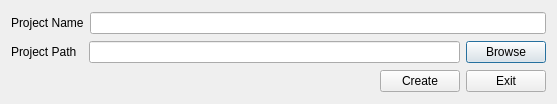
The window that Interface/createnewproject.ui (TimeToStop/QtBrowser) describes before a commit, drawn with Qt 5.
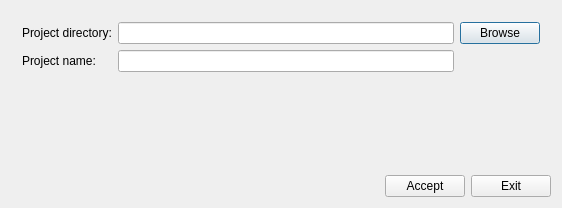
The same window after the commit.

```diff
--- a/Interface/createnewproject.ui
+++ b/Interface/createnewproject.ui
@@ -6,8 +6,8 @@
    <rect>
     <x>0</x>
     <y>0</y>
-    <width>557</width>
-    <height>104</height>
+    <width>562</width>
+    <height>208</height>
    </rect>
   </property>
   <property name="windowTitle">
@@ -17,32 +17,50 @@
    <item>
     <layout class="QVBoxLayout" name="verticalLayout">
      <item>
-      <layout class="QHBoxLayout" name="horizontalLayout_2">
-       <item>
-        <widget class="QLabel" name="label">
-         <property name="text">
-          <string>Project Name</string>
-         </property>
-        </widget>
-       </item>
+      <widget class="QWidget" name="widget" native="true">
+       <property name="sizePolicy">
+        <sizepolicy hsizetype="Preferred" vsizetype="Expanding">
+         <horstretch>0</horstretch>
+         <verstretch>0</verstretch>
+        </sizepolicy>
+       </property>
+       <layout class="QHBoxLayout" name="horizontalLayout_3">
        <item>
+         <layout class="QGridLayout" name="gridLayout">
+          <item row="1" column="1">
         <widget class="QLineEdit" name="project_name"/>
        </item>
-      </layout>
-     </item>
-     <item>
-      <layout class="QHBoxLayout" name="horizontalLayout_4">
-       <item>
+          <item row="1" column="0">
         <widget class="QLabel" name="label_2">
          <property name="text">
-          <string>Project Path  </string>
+             <string>Project name:</string>
          </property>
         </widget>
        </item>
-       <item>
-        <widget class="QLineEdit" name="project_path"/>
-       </item>
-       <item>
+          <item row="0" column="0">
+           <widget class="QLabel" name="label">
+            <property name="text">
+             <string>Project directory:</string>
+            </property>
+           </widget>
+          </item>
+          <item row="0" column="1">
+           <widget class="QLineEdit" name="project_dir"/>
+          </item>
+          <item row="2" column="1">
+           <spacer name="verticalSpacer">
+            <property name="orientation">
+             <enum>Qt::Vertical</enum>
+            </property>
+            <property name="sizeHint" stdset="0">
+             <size>
+              <width>20</width>
+              <height>40</height>
+             </size>
+            </property>
+           </spacer>
+          </item>
+          <item row="0" column="2">
         <widget class="QPushButton" name="browse">
          <property name="text">
           <string>Browse</string>
@@ -51,8 +69,11 @@
        </item>
       </layout>
      </item>
+       </layout>
+      </widget>
+     </item>
      <item>
-      <layout class="QHBoxLayout" name="horizontalLayout_3">
+      <layout class="QHBoxLayout" name="horizontalLayout_2">
        <item>
         <spacer name="horizontalSpacer">
          <property name="orientation">
@@ -67,9 +88,9 @@
         </spacer>
        </item>
        <item>
-        <widget class="QPushButton" name="create">
+        <widget class="QPushButton" name="accept">
          <property name="text">
-          <string>Create</string>
+          <string>Accept</string>
          </property>
         </widget>
        </item>
```
Left out of the diff: 2 changed lines with no effect on the pictures. Lines whose indentation alone changed are shown as unchanged.
